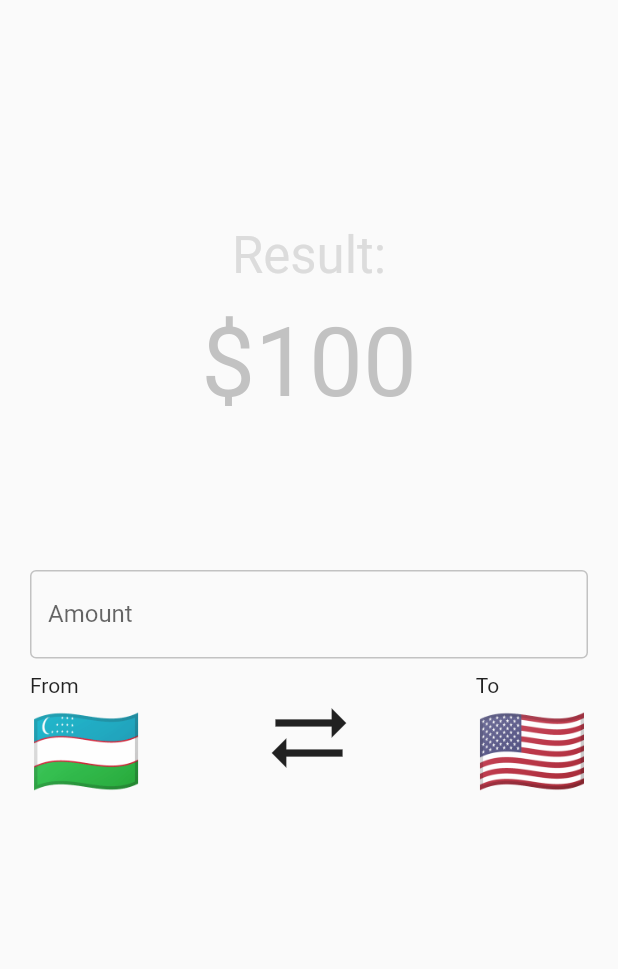
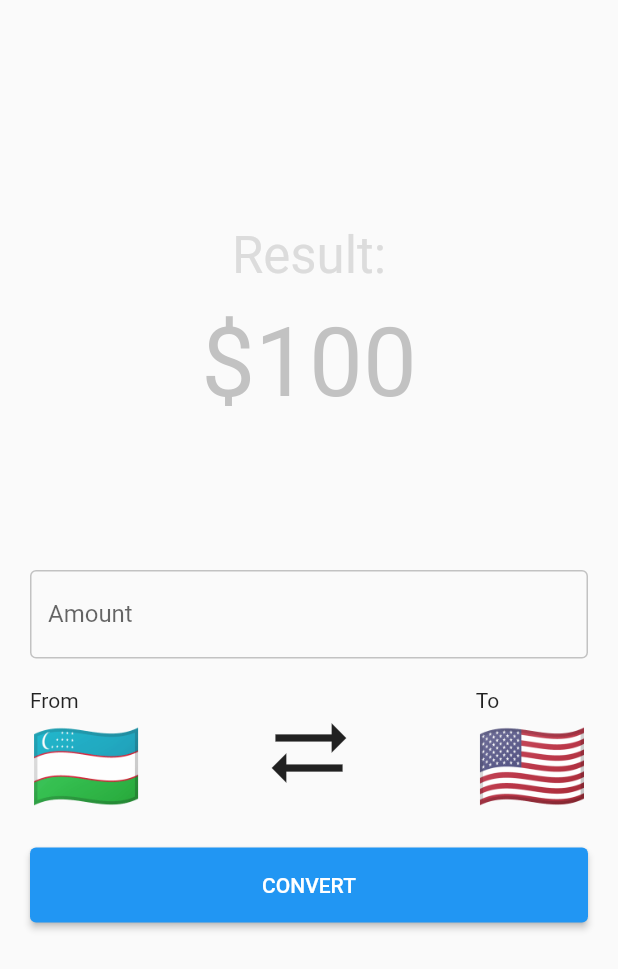
Before and after one commit to ogabek0909/simple_currency_converter, a Flutter app: the screen it shows after launch, on a phone screen of 412 x 824 dp. Shown: the top 969 px of the screen. Run offline on Flutter 3.47's test engine with Material 2 defaults, Android fonts, the phone set to English and light mode, and no system bars.

Commit message:
ElevatedButton

```diff
--- a/lib/main.dart
+++ b/lib/main.dart
@@ -53,7 +53,7 @@ class _MyAppState extends State<MyApp> {
               ),
             ),
             Padding(
-              padding: const EdgeInsets.symmetric(vertical: 10, horizontal: 20),
+              padding: const EdgeInsets.symmetric(vertical: 20, horizontal: 20),
               child: Row(
                 mainAxisAlignment: MainAxisAlignment.spaceBetween,
                 children: [
@@ -83,6 +83,14 @@ class _MyAppState extends State<MyApp> {
                   ),
                 ],
               ),
+            ),
+            Padding(
+              padding: const EdgeInsets.symmetric(horizontal: 20),
+              child: ElevatedButton(
+                  onPressed: () {},
+                  child: Text('CONVERT'),
+                  style: ElevatedButton.styleFrom(
+                      minimumSize: Size.fromHeight(50))),
             )
           ],
         ),
```
